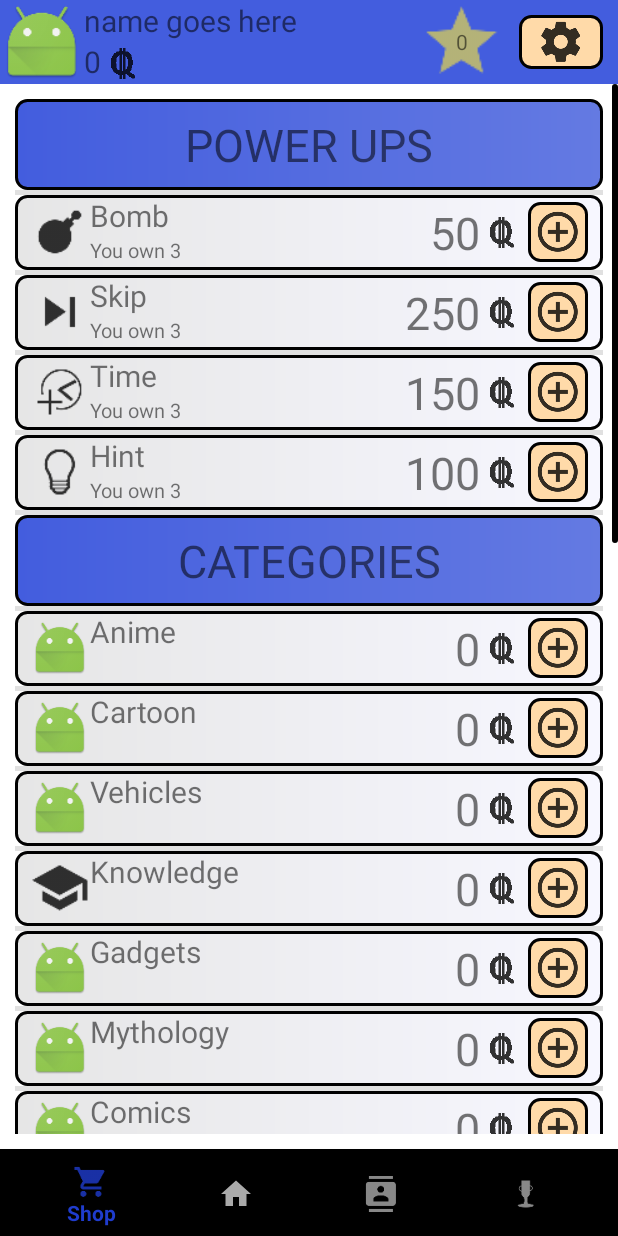
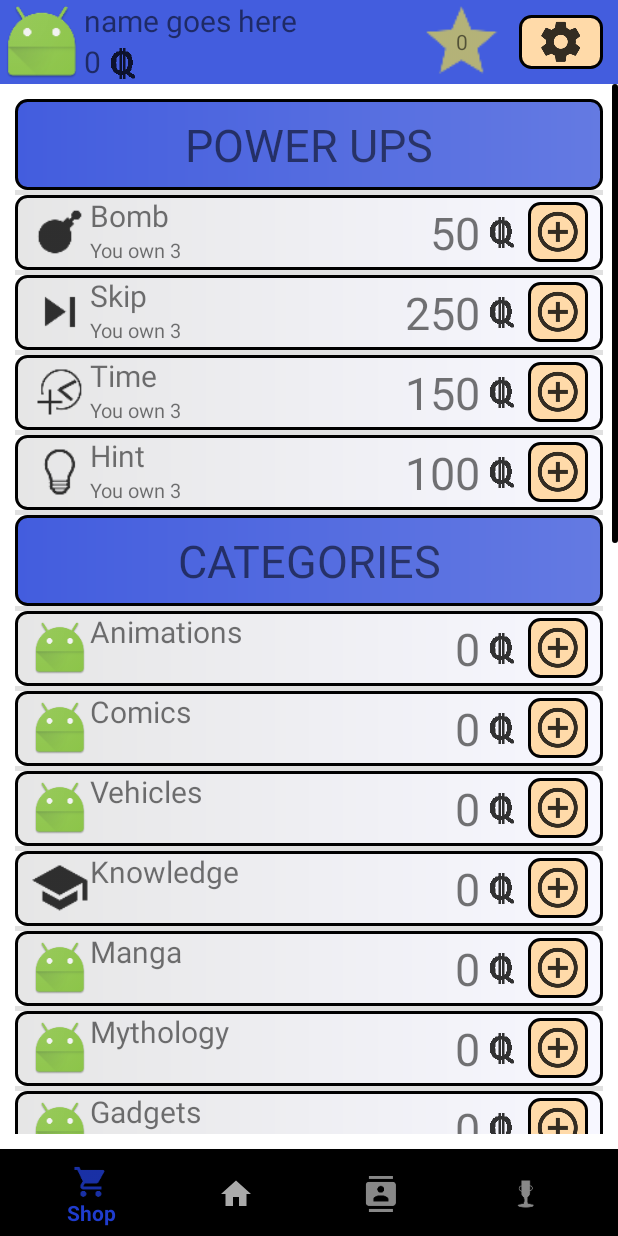
Before and after one commit to ggegiya1/QuiZee, an Android app: the screen it shows after launch (BottomNavigation), after a tap on "Buy button", on a phone screen of 412 x 824 dp. Run offline under Robolectric (Android 15) with nearby library versions, the phone set to English and light mode, and no system bars.

Commit message:
add displayName for category because the long name is used as key for category lookup

```diff
--- a/app/src/main/java/com/app/game/quizee/CategoryListAdapter.java
+++ b/app/src/main/java/com/app/game/quizee/CategoryListAdapter.java
@@ -63,7 +63,7 @@
             holder.checkBox.setTag(categories.get(position));
         }
         holder.categoryImage.setImageResource(category.getImageId());
-        holder.categoryName.setText(category.getName());
+        holder.categoryName.setText(category.getDisplayName());
         holder.categoryPrice.setText(String.valueOf(category.getPrice()));
         holder.checkBox.setChecked(category.isSelected());
         return convertView;
--- a/app/src/main/java/com/app/game/quizee/SelectableCategory.java
+++ b/app/src/main/java/com/app/game/quizee/SelectableCategory.java
@@ -14,7 +14,7 @@
     private boolean selected;
 
     SelectableCategory(Category category) {
-        super(category.getId(), category.getName(), category.getPrice(), category.getImageId());
+        super(category.getId(), category.getName(), category.getDisplayName(), category.getPrice(), category.getImageId());
     }
 
     boolean isSelected() {
--- a/app/src/main/java/com/app/game/quizee/backend/Category.java
+++ b/app/src/main/java/com/app/game/quizee/backend/Category.java
@@ -3,6 +3,7 @@
 import com.app.game.quizee.R;
 
 import java.io.Serializable;
+import java.io.StringReader;
 
 /**
  * Created by Maude on 2017-04-03.
@@ -11,14 +12,16 @@
 public class Category implements Serializable{
     private int id;
     private String name;
+    private String displayName;
     private int price;
     private int imageId;
 
-    public Category(int c_id, String c_name, int c_price, int c_imageId){
-        id = c_id;
-        name = c_name;
-        price = c_price;
-        imageId = c_imageId;
+    public Category(int id, String name, String displayName, int price, int imageId){
+        this.id = id;
+        this.name = name;
+        this.displayName = displayName;
+        this.price = price;
+        this.imageId = imageId;
     }
 
     //Getters
@@ -39,7 +42,13 @@
     }
 
     public static Category any(){
-        return new Category(0, "", 0,  R.mipmap.ic_launcher);
+        return new Category(0, "", "", 0,  R.mipmap.ic_launcher);
+    }
+
+
+
+    public String getDisplayName() {
+        return displayName;
     }
 
     @Override
--- a/app/src/main/java/com/app/game/quizee/backend/CategoryManager.java
+++ b/app/src/main/java/com/app/game/quizee/backend/CategoryManager.java
@@ -32,30 +32,30 @@
     }
 
     private void init(){
-        add(new Category(9, "General Knowledge", 0, R.drawable.ic_general_knowledge));
-        add(new Category(12, "Music", 200, R.drawable.music_category_icon));
-        add(new Category(15, "Video Games", 500, R.drawable.videogames_category_icon));
-        add(new Category(18, "Computers", 300, R.drawable.ic_computer));
-        add(new Category(22, "Geography", 100, R.drawable.ic_geography));
-        add(new Category(23, "History", 150 , R.mipmap.ic_launcher));
-        add(new Category(25, "Art", 50, R.drawable.ic_art));
-        add(new Category(10,"Books",100, R.drawable.ic_practice));
-        add(new Category(11,"Film",50, R.drawable.ic_movie));
-        add(new Category(13,"Musicals & Theatres",50 , R.mipmap.ic_launcher));
-        add(new Category(14,"Television",100 , R.drawable.ic_television));
-        add(new Category(16,"Board Games",100, R.mipmap.ic_launcher));
-        add(new Category(17,"Science & Nature",200, R.drawable.ic_nature));
-        add(new Category(26,"Celebrities",200 , R.mipmap.ic_launcher));
-        add(new Category(27,"Animals",100 , R.mipmap.ic_launcher));
-        add(new Category(24,"Politics",300 , R.mipmap.ic_launcher));
-        add(new Category(19,"Mathematics",400 ,R.mipmap.ic_launcher));
-        add(new Category(20,"Mythology",0 ,R.mipmap.ic_launcher));
-        add(new Category(21,"Sports",0 ,R.mipmap.ic_launcher));
-        add(new Category(19,"Vehicles",0 ,R.mipmap.ic_launcher));
-        add(new Category(20,"Comics",0, R.mipmap.ic_launcher));
-        add(new Category(21,"Japanese Anime",0, R.mipmap.ic_launcher));
-        add(new Category(22,"Cartoon",0, R.mipmap.ic_launcher));
-        add(new Category(23,"Gadgets",0, R.mipmap.ic_launcher));
+        add(new Category(9, "General Knowledge", "General Knowledge", 0, R.drawable.ic_general_knowledge));
+        add(new Category(12, "Entertainment: Music", "Music", 200, R.drawable.music_category_icon));
+        add(new Category(15, "Entertainment: Video Games", "Video Games", 500, R.drawable.videogames_category_icon));
+        add(new Category(18, "Science: Computers", "Computers", 300, R.drawable.ic_computer));
+        add(new Category(22, "Geography", "Geography", 100, R.drawable.ic_geography));
+        add(new Category(23, "History", "History", 150 , R.mipmap.ic_launcher));
+        add(new Category(25, "Art", "Art", 50, R.drawable.ic_art));
+        add(new Category(10, "Entertainment: Books",    "Books",100, R.drawable.ic_practice));
+        add(new Category(11,"Entertainment: Film", "Film",50, R.drawable.ic_movie));
+        add(new Category(13,"Entertainment: Musicals & Theatres", "Musicals & Theatres",50 , R.mipmap.ic_launcher));
+        add(new Category(14,"Entertainment: Television", "Television",100 , R.drawable.ic_television));
+        add(new Category(16,"Entertainment: Board Games", "Board Games",100, R.mipmap.ic_launcher));
+        add(new Category(17,"Science & Nature", "Science & Nature",200, R.drawable.ic_nature));
+        add(new Category(26,"Celebrities", "Celebrities",200 , R.mipmap.ic_launcher));
+        add(new Category(27,"Animals", "Animals",100 , R.mipmap.ic_launcher));
+        add(new Category(24,"Politics", "Politics",300 , R.mipmap.ic_launcher));
+        add(new Category(19,"Science: Mathematics", "Mathematics",400 ,R.mipmap.ic_launcher));
+        add(new Category(20,"Mythology", "Mythology",0 ,R.mipmap.ic_launcher));
+        add(new Category(21,"Sports", "Sports",0 ,R.mipmap.ic_launcher));
+        add(new Category(19,"Vehicles", "Vehicles",0 ,R.mipmap.ic_launcher));
+        add(new Category(20,"Entertainment: Comics", "Comics",0, R.mipmap.ic_launcher));
+        add(new Category(21,"Entertainment: Japanese Anime & Manga", "Japanese Anime",0, R.mipmap.ic_launcher));
+        add(new Category(22,"Entertainment: Cartoon & Animations", "Cartoon",0, R.mipmap.ic_launcher));
+        add(new Category(23,"Science: Gadgets", "Gadgets",0, R.mipmap.ic_launcher));
     }
 
     private void add(Category category){
```
